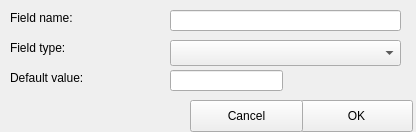
This is AddFieldWindow.ui in adamarutyunov/QLAdmin as Qt 5 draws it before an edit. The edited form follows.
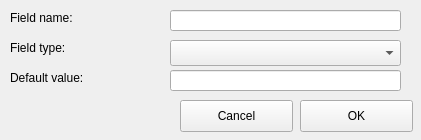
This is the edited form.

Commit message: Added UIs and classes for column actions in table (add, rename). Added rename tables actions. Changes in UIs. Moved closeEvent to QLWindow class.

```diff
--- a/AddFieldWindow.ui
+++ b/AddFieldWindow.ui
@@ -6,8 +6,8 @@
    <rect>
     <x>0</x>
     <y>0</y>
-    <width>416</width>
-    <height>132</height>
+    <width>421</width>
+    <height>140</height>
    </rect>
   </property>
   <property name="windowTitle">
@@ -78,7 +78,7 @@
      <rect>
       <x>170</x>
       <y>70</y>
-      <width>113</width>
+      <width>231</width>
       <height>21</height>
      </rect>
     </property>
@@ -99,7 +99,7 @@
    <widget class="QPushButton" name="cancel_button">
     <property name="geometry">
      <rect>
-      <x>190</x>
+      <x>180</x>
       <y>100</y>
       <width>113</width>
       <height>32</height>
```
The commit also changes 6 other files.
